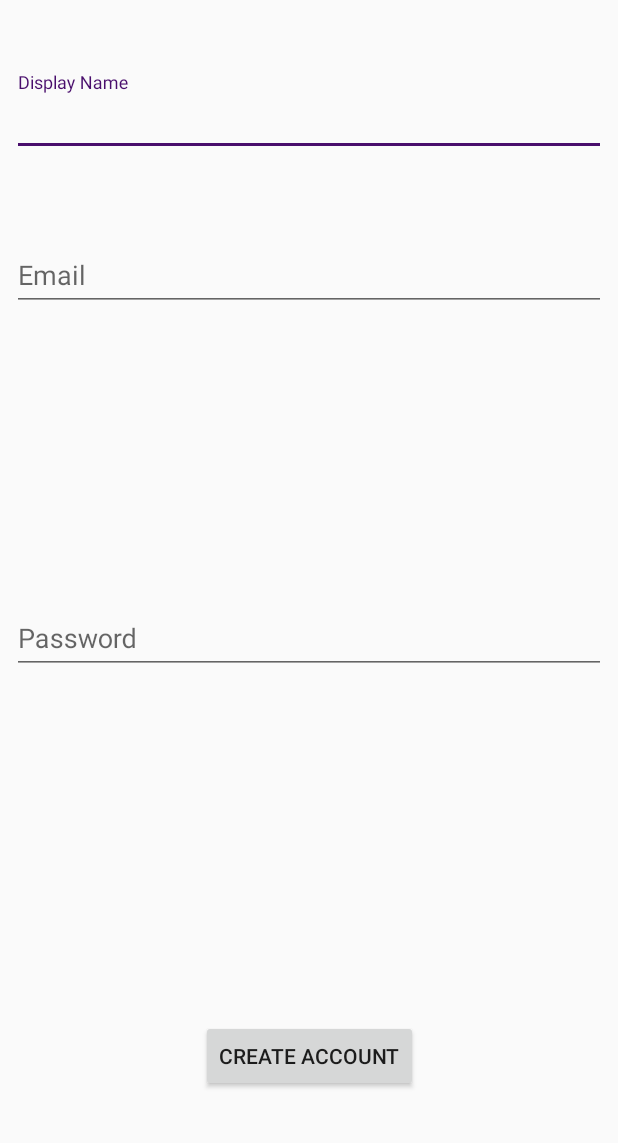
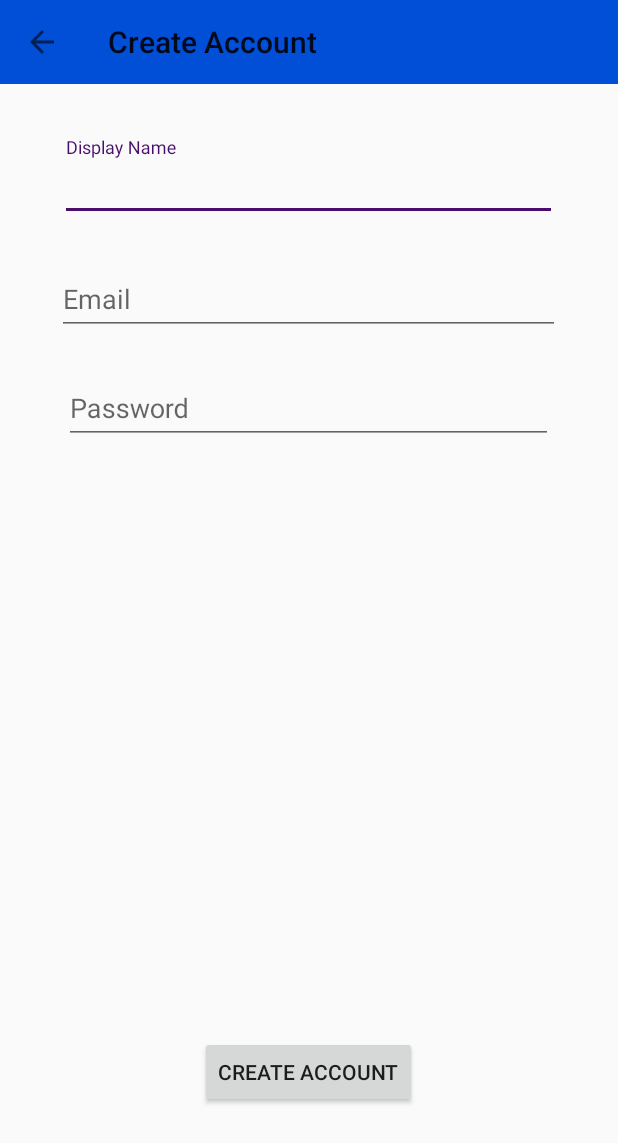
Before and after one commit to Siddharth1698/GoChat, an Android app: the RegisterActivity screen opened directly, with no data from a screen before it, on a phone screen of 412 x 824 dp. Shown: the top 1143 px of the screen. Run offline under Robolectric (Android 15) with nearby library versions, the phone set to English and light mode, and no system bars; our stand-ins replace Firebase (no records; nobody signed in at launch, a user with empty details on screens opened directly).

Commit message:
Setting toolbar for Create Account

```diff
--- a/app/src/main/AndroidManifest.xml
+++ b/app/src/main/AndroidManifest.xml
@@ -20,7 +20,8 @@
             </intent-filter>
         </activity>
         <activity android:name=".StartActivity" />
-        <activity android:name=".RegisterActivity"></activity>
+        <activity android:name=".RegisterActivity"
+            android:parentActivityName=".StartActivity"></activity>
     </application>
 
 </manifest>
--- a/app/src/main/java/com/siddharthm/gochat/RegisterActivity.java
+++ b/app/src/main/java/com/siddharthm/gochat/RegisterActivity.java
@@ -5,6 +5,7 @@ import android.support.annotation.NonNull;
 import android.support.design.widget.TextInputLayout;
 import android.support.v7.app.AppCompatActivity;
 import android.os.Bundle;
+import android.support.v7.widget.Toolbar;
 import android.view.View;
 import android.widget.Button;
 import android.widget.Toast;
@@ -21,11 +22,16 @@ public class RegisterActivity extends AppCompatActivity {
     private TextInputLayout mPassword;
     private Button mCreateBtn;
     private FirebaseAuth mAuth;
+    private Toolbar mToolBar;
 
     @Override
     protected void onCreate(Bundle savedInstanceState) {
         super.onCreate(savedInstanceState);
         setContentView(R.layout.activity_register);
+        mToolBar = (Toolbar)findViewById(R.id.register_toolbar);
+        setSupportActionBar(mToolBar);
+        getSupportActionBar().setTitle("Create Account");
+        getSupportActionBar().setDisplayHomeAsUpEnabled(true);
         mAuth = FirebaseAuth.getInstance();
         mDisplayName = (TextInputLayout)findViewById(R.id.regDisplayName);
         mEmail = (TextInputLayout)findViewById(R.id.regEmail);
--- a/app/src/main/res/layout/activity_register.xml
+++ b/app/src/main/res/layout/activity_register.xml
@@ -1,5 +1,5 @@
 <?xml version="1.0" encoding="utf-8"?>
-<android.support.constraint.ConstraintLayout xmlns:android="http://schemas.android.com/apk/res/android"
+<RelativeLayout xmlns:android="http://schemas.android.com/apk/res/android"
     xmlns:app="http://schemas.android.com/apk/res-auto"
     xmlns:tools="http://schemas.android.com/tools"
     android:layout_width="match_parent"
@@ -7,18 +7,26 @@
     tools:context=".RegisterActivity"
     tools:layout_editor_absoluteY="25dp">
 
+    <include
+        android:id="@+id/register_toolbar"
+        layout="@layout/app_bar_layout"
+        android:layout_width="224dp"
+        android:layout_alignParentStart="true"
+        android:layout_alignParentTop="true"
+        android:layout_marginStart="160dp"
+        android:layout_marginTop="185dp" />
+
     <android.support.design.widget.TextInputLayout
         android:id="@+id/regDisplayName"
-        android:layout_width="0dp"
+        android:layout_width="331dp"
         android:layout_height="wrap_content"
-        android:layout_marginBottom="47dp"
-        android:layout_marginEnd="8dp"
-        android:layout_marginStart="8dp"
-        android:layout_marginTop="48dp"
+        android:layout_alignParentTop="true"
+        android:layout_centerHorizontal="true"
+        android:layout_marginTop="91dp"
         app:layout_constraintBottom_toTopOf="@+id/regEmail"
         app:layout_constraintEnd_toEndOf="parent"
         app:layout_constraintStart_toStartOf="parent"
-        app:layout_constraintTop_toTopOf="parent">
+        app:layout_constraintTop_toBottomOf="@+id/register_toolbar">
 
         <android.support.design.widget.TextInputEditText
             android:layout_width="match_parent"
@@ -28,13 +36,14 @@
 
     <android.support.design.widget.TextInputLayout
         android:id="@+id/regEmail"
-        android:layout_width="0dp"
-        android:layout_height="0dp"
-        android:layout_marginBottom="51dp"
-        android:layout_marginEnd="8dp"
-        android:layout_marginStart="8dp"
+        android:layout_width="335dp"
+        android:layout_height="wrap_content"
+        android:layout_alignParentTop="true"
+        android:layout_centerHorizontal="true"
+        android:layout_marginTop="167dp"
         app:layout_constraintBottom_toTopOf="@+id/regPassword"
         app:layout_constraintEnd_toEndOf="parent"
+        app:layout_constraintHorizontal_bias="0.0"
         app:layout_constraintStart_toStartOf="parent"
         app:layout_constraintTop_toBottomOf="@+id/regDisplayName">
 
@@ -44,32 +53,30 @@
             android:hint="Email" />
     </android.support.design.widget.TextInputLayout>
 
+    <Button
+        android:id="@+id/reg_create_btn"
+        android:layout_width="wrap_content"
+        android:layout_height="wrap_content"
+        android:layout_alignParentBottom="true"
+        android:layout_centerHorizontal="true"
+        android:layout_marginBottom="85dp"
+        android:text="Create Account"
+        app:layout_constraintBottom_toBottomOf="parent"
+        app:layout_constraintEnd_toEndOf="parent"
+        app:layout_constraintStart_toStartOf="parent"
+        app:layout_constraintTop_toBottomOf="@+id/regPassword" />
+
     <android.support.design.widget.TextInputLayout
         android:id="@+id/regPassword"
-        android:layout_width="0dp"
-        android:layout_height="0dp"
-        android:layout_marginBottom="96dp"
-        android:layout_marginEnd="8dp"
-        android:layout_marginStart="8dp"
-        app:layout_constraintBottom_toTopOf="@+id/reg_create_btn"
-        app:layout_constraintEnd_toEndOf="parent"
-        app:layout_constraintStart_toStartOf="parent"
-        app:layout_constraintTop_toBottomOf="@+id/regEmail">
+        android:layout_width="326dp"
+        android:layout_height="wrap_content"
+        android:layout_alignParentTop="true"
+        android:layout_centerHorizontal="true"
+        android:layout_marginTop="240dp">
 
         <android.support.design.widget.TextInputEditText
             android:layout_width="match_parent"
             android:layout_height="wrap_content"
             android:hint="Password" />
     </android.support.design.widget.TextInputLayout>
-
-    <Button
-        android:id="@+id/reg_create_btn"
-        android:layout_width="wrap_content"
-        android:layout_height="wrap_content"
-        android:layout_marginBottom="96dp"
-        android:text="Create Account"
-        app:layout_constraintBottom_toBottomOf="parent"
-        app:layout_constraintEnd_toEndOf="parent"
-        app:layout_constraintStart_toStartOf="parent"
-        app:layout_constraintTop_toBottomOf="@+id/regPassword" />
-</android.support.constraint.ConstraintLayout>
+</RelativeLayout>
```
